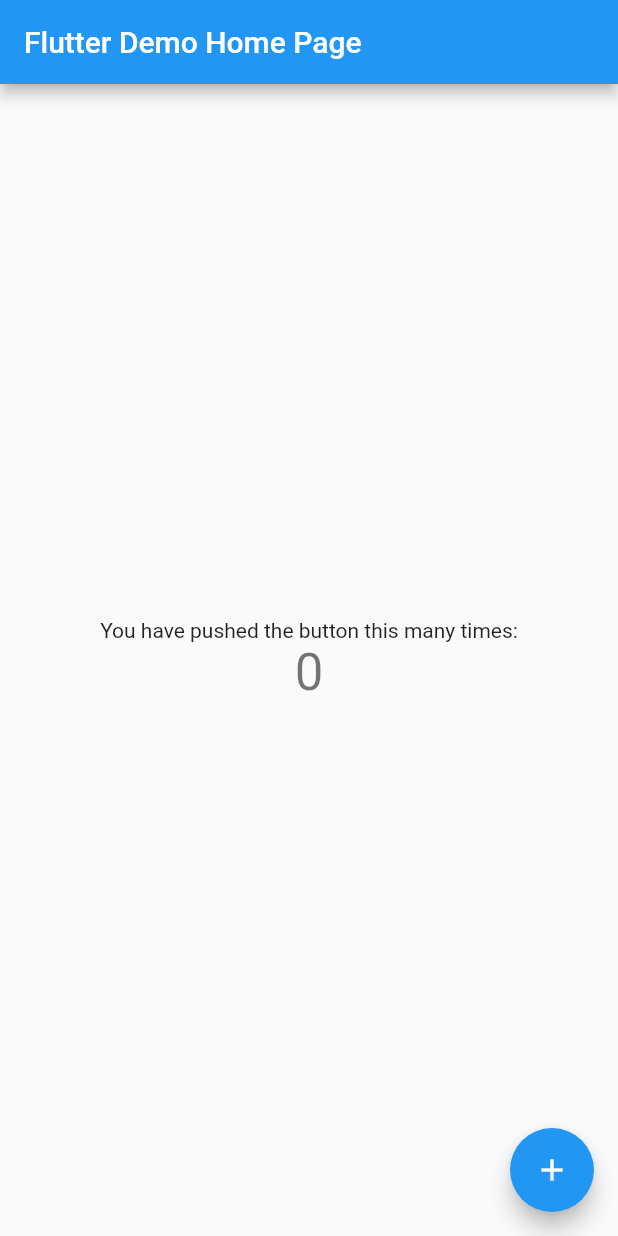
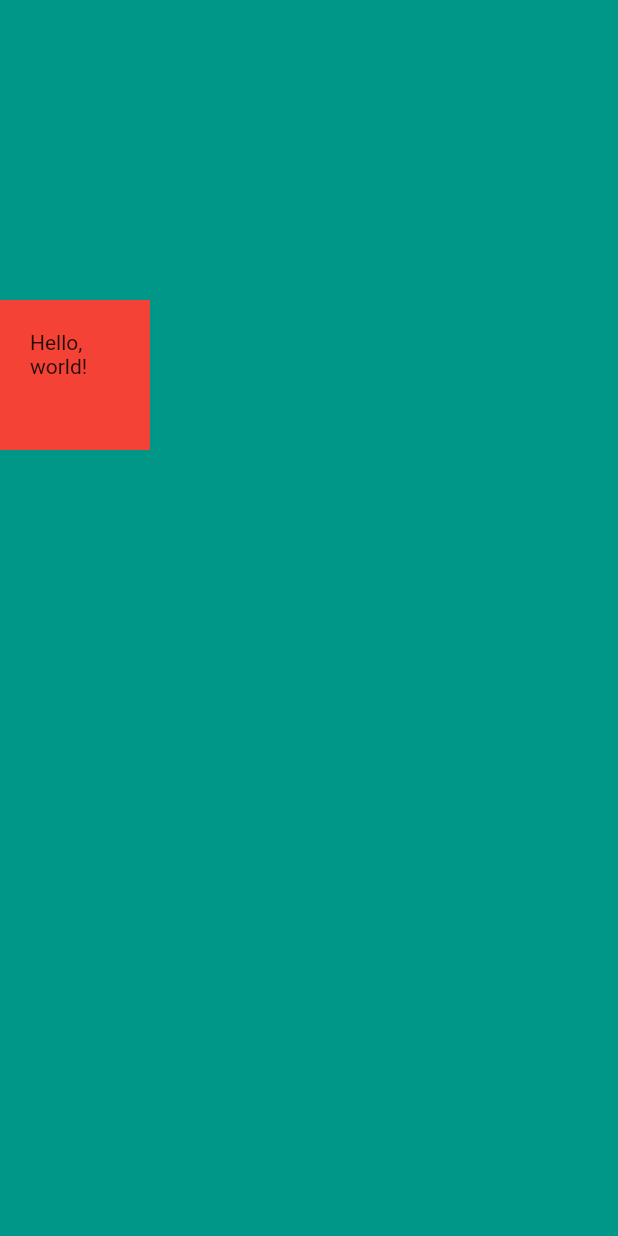
Before and after one commit to fekri86114/my_card, a Flutter app: the screen it shows after launch, on a phone screen of 412 x 824 dp. Run offline on Flutter 3.47's test engine with Material 2 defaults, Android fonts, the phone set to English and light mode, and no system bars.

Commit message:
worked with container widget

```diff
--- a/lib/main.dart
+++ b/lib/main.dart
@@ -1,115 +1,28 @@
 import 'package:flutter/material.dart';
 
 void main() {
-  runApp(const MyApp());
+  runApp(const MyCard());
 }
 
-class MyApp extends StatelessWidget {
-  const MyApp({super.key});
+class MyCard extends StatelessWidget {
+  const MyCard({Key? key}) : super(key: key);
 
-  // This widget is the root of your application.
   @override
   Widget build(BuildContext context) {
     return MaterialApp(
-      title: 'Flutter Demo',
-      theme: ThemeData(
-        // This is the theme of your application.
-        //
-        // Try running your application with "flutter run". You'll see the
-        // application has a blue toolbar. Then, without quitting the app, try
-        // changing the primarySwatch below to Colors.green and then invoke
-        // "hot reload" (press "r" in the console where you ran "flutter run",
-        // or simply save your changes to "hot reload" in a Flutter IDE).
-        // Notice that the counter didn't reset back to zero; the application
-        // is not restarted.
-        primarySwatch: Colors.blue,
+      home: Scaffold(
+        backgroundColor: Colors.teal,
+        body: SafeArea(
+          child: Container(
+            color: Colors.red,
+            child: Text('Hello, world!'),
+            width: 100,
+            height: 100,
+            margin: EdgeInsets.only(top: 200,),
+            padding: EdgeInsets.all(20),
+          ),
+        ),
       ),
-      home: const MyHomePage(title: 'Flutter Demo Home Page'),
     );
   }
 }
-
-class MyHomePage extends StatefulWidget {
-  const MyHomePage({super.key, required this.title});
-
-  // This widget is the home page of your application. It is stateful, meaning
-  // that it has a State object (defined below) that contains fields that affect
-  // how it looks.
-
-  // This class is the configuration for the state. It holds the values (in this
-  // case the title) provided by the parent (in this case the App widget) and
-  // used by the build method of the State. Fields in a Widget subclass are
-  // always marked "final".
-
-  final String title;
-
-  @override
-  State<MyHomePage> createState() => _MyHomePageState();
-}
-
-class _MyHomePageState extends State<MyHomePage> {
-  int _counter = 0;
-
-  void _incrementCounter() {
-    setState(() {
-      // This call to setState tells the Flutter framework that something has
-      // changed in this State, which causes it to rerun the build method below
-      // so that the display can reflect the updated values. If we changed
-      // _counter without calling setState(), then the build method would not be
-      // called again, and so nothing would appear to happen.
-      _counter++;
-    });
-  }
-
-  @override
-  Widget build(BuildContext context) {
-    // This method is rerun every time setState is called, for instance as done
-    // by the _incrementCounter method above.
-    //
-    // The Flutter framework has been optimized to make rerunning build methods
-    // fast, so that you can just rebuild anything that needs updating rather
-    // than having to individually change instances of widgets.
-    return Scaffold(
-      appBar: AppBar(
-        // Here we take the value from the MyHomePage object that was created by
-        // the App.build method, and use it to set our appbar title.
-        title: Text(widget.title),
-      ),
-      body: Center(
-        // Center is a layout widget. It takes a single child and positions it
-        // in the middle of the parent.
-        child: Column(
-          // Column is also a layout widget. It takes a list of children and
-          // arranges them vertically. By default, it sizes itself to fit its
-          // children horizontally, and tries to be as tall as its parent.
-          //
-          // Invoke "debug painting" (press "p" in the console, choose the
-          // "Toggle Debug Paint" action from the Flutter Inspector in Android
-          // Studio, or the "Toggle Debug Paint" command in Visual Studio Code)
-          // to see the wireframe for each widget.
-          //
-          // Column has various properties to control how it sizes itself and
-          // how it positions its children. Here we use mainAxisAlignment to
-          // center the children vertically; the main axis here is the vertical
-          // axis because Columns are vertical (the cross axis would be
-          // horizontal).
-          mainAxisAlignment: MainAxisAlignment.center,
-          children: <Widget>[
-            const Text(
-              'You have pushed the button this many times:',
-            ),
-            Text(
-              '$_counter',
-              style: Theme.of(context).textTheme.headline4,
-            ),
-          ],
-        ),
-      ),
-      floatingActionButton: FloatingActionButton(
-        onPressed: _incrementCounter,
-        tooltip: 'Increment',
-        child: const Icon(Icons.add),
-      ), // This trailing comma makes auto-formatting nicer for build methods.
-    );
-  }
-}
```
Also changed, not shown: 1 other file.
